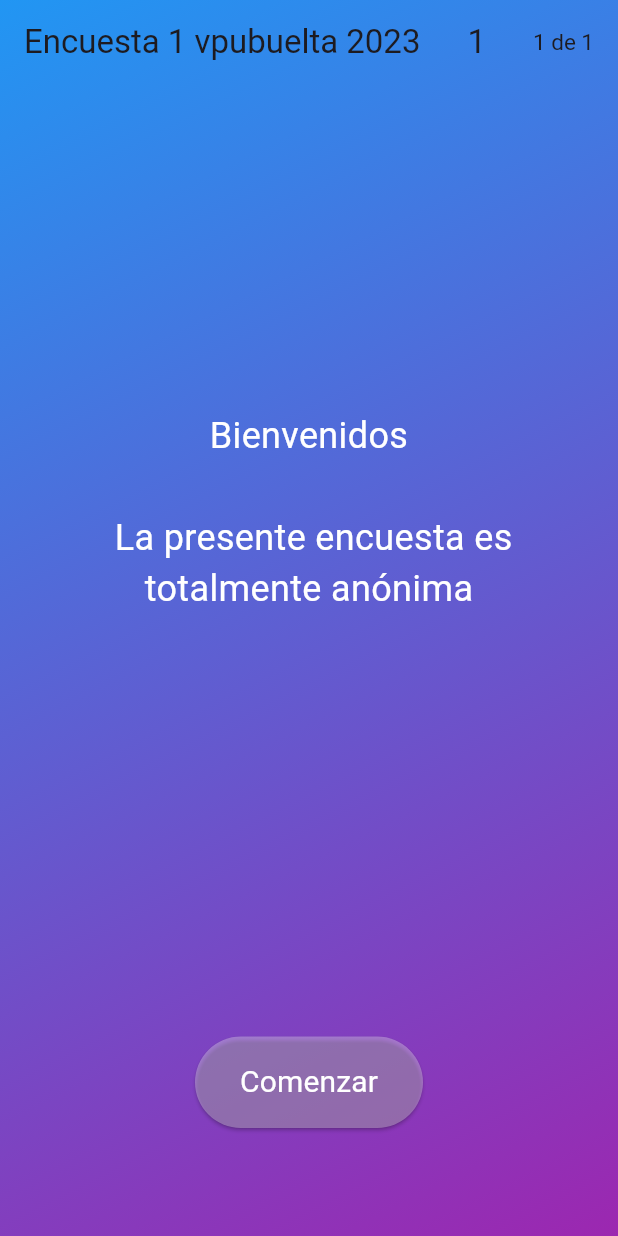
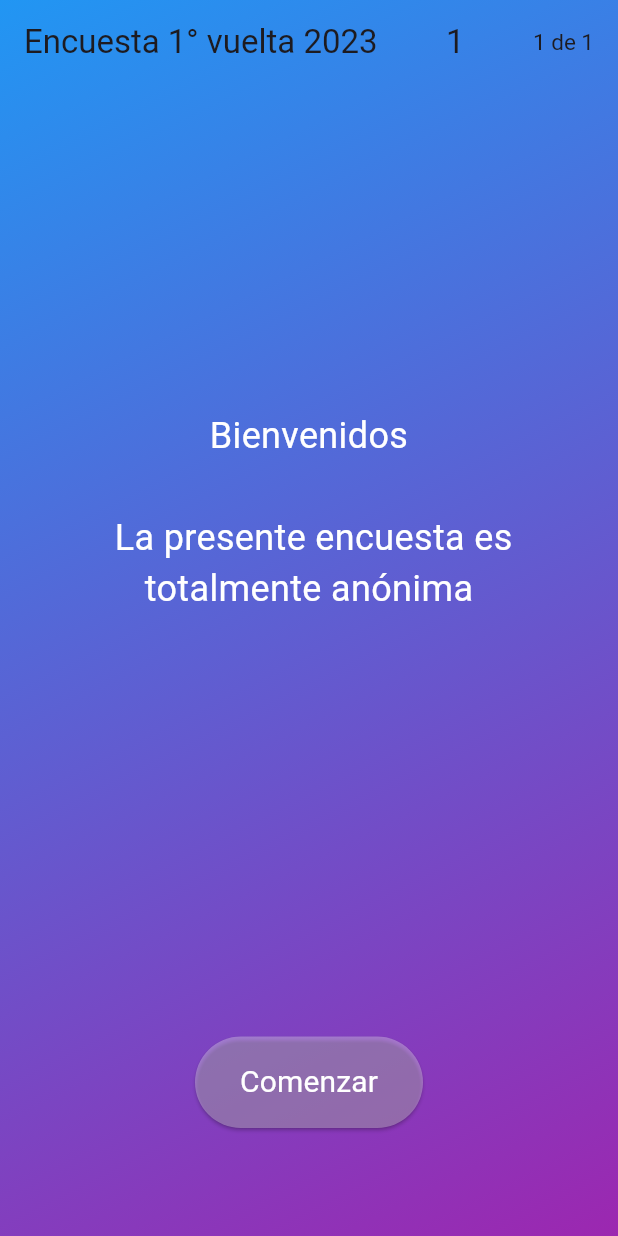
Before and after one commit to AlejandroDiBattista/encuestas, a Flutter app: the screen it shows after launch, on a phone screen of 412 x 824 dp. Run offline on Flutter 3.47's test engine with Material 2 defaults, Android fonts, the phone set to English and light mode, and no system bars; our stand-ins replace get; missing offline and left inert: gsheets; key blocks and very long unbroken strings in the code were emptied for the run.

Commit message:
Update encuesta_page.dart

```diff
--- a/lib/encuesta_page.dart
+++ b/lib/encuesta_page.dart
@@ -70,7 +70,7 @@ class _EncuestaPageState extends State<EncuestaPage> {
           Row(
             mainAxisAlignment: MainAxisAlignment.spaceBetween,
             children: [
-              const Text('Encuesta 1 vpubuelta 2023'),
+              const Text('Encuesta 1° vuelta 2023'),
               Text('${pregunta.id}'),
               Text('${encuesta.posicion + 1} de ${encuesta.length}', style: const TextStyle(fontSize: 15))
             ],
```
